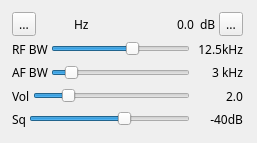
First picture: the form in plugins/channelrx/demodam/amdemodgui.ui, repository f4exb/sdrangel, before the edit.
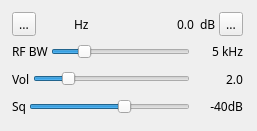
Second picture: the form after the edit. Icons and pictures are not drawn. Custom widgets are drawn as their Qt base class.

Commit message: AM Demodulator: removed useless AF lowpass filtering and its associated GUI items

```diff
--- a/plugins/channelrx/demodam/amdemodgui.ui
+++ b/plugins/channelrx/demodam/amdemodgui.ui
@@ -7,7 +7,7 @@
     <x>0</x>
     <y>0</y>
     <width>257</width>
-    <height>143</height>
+    <height>131</height>
    </rect>
   </property>
   <property name="font">
@@ -28,7 +28,7 @@
      <x>10</x>
      <y>10</y>
      <width>235</width>
-     <height>121</height>
+     <height>111</height>
     </rect>
    </property>
    <property name="windowTitle">
@@ -184,14 +184,17 @@
         <property name="toolTip">
          <string>Demodulator (RF) bandwidth</string>
         </property>
-        <property name="maximum">
+        <property name="minimum">
          <number>10</number>
         </property>
+        <property name="maximum">
+         <number>200</number>
+        </property>
         <property name="pageStep">
          <number>1</number>
         </property>
         <property name="value">
-         <number>6</number>
+         <number>50</number>
         </property>
         <property name="orientation">
          <enum>Qt::Horizontal</enum>
@@ -207,56 +210,7 @@
          </size>
         </property>
         <property name="text">
-         <string>12.5kHz</string>
-        </property>
-        <property name="alignment">
-         <set>Qt::AlignRight|Qt::AlignTrailing|Qt::AlignVCenter</set>
-        </property>
-       </widget>
-      </item>
-     </layout>
-    </item>
-    <item>
-     <layout class="QHBoxLayout" name="afBandwidthLayout">
-      <item>
-       <widget class="QLabel" name="label_2">
-        <property name="text">
-         <string>AF BW</string>
-        </property>
-       </widget>
-      </item>
-      <item>
-       <widget class="QSlider" name="afBW">
-        <property name="toolTip">
-         <string>Audio bandwidth</string>
-        </property>
-        <property name="minimum">
-         <number>1</number>
-        </property>
-        <property name="maximum">
-         <number>20</number>
-        </property>
-        <property name="pageStep">
-         <number>1</number>
-        </property>
-        <property name="value">
-         <number>3</number>
-        </property>
-        <property name="orientation">
-         <enum>Qt::Horizontal</enum>
-        </property>
-       </widget>
-      </item>
-      <item>
-       <widget class="QLabel" name="afBWText">
-        <property name="minimumSize">
-         <size>
-          <width>50</width>
-          <height>0</height>
-         </size>
-        </property>
-        <property name="text">
-         <string>3 kHz</string>
+         <string>5 kHz</string>
         </property>
         <property name="alignment">
          <set>Qt::AlignRight|Qt::AlignTrailing|Qt::AlignVCenter</set>
```
Left out of the diff: 1 changed line with no effect on the pictures. The commit also changes 7 other files.
